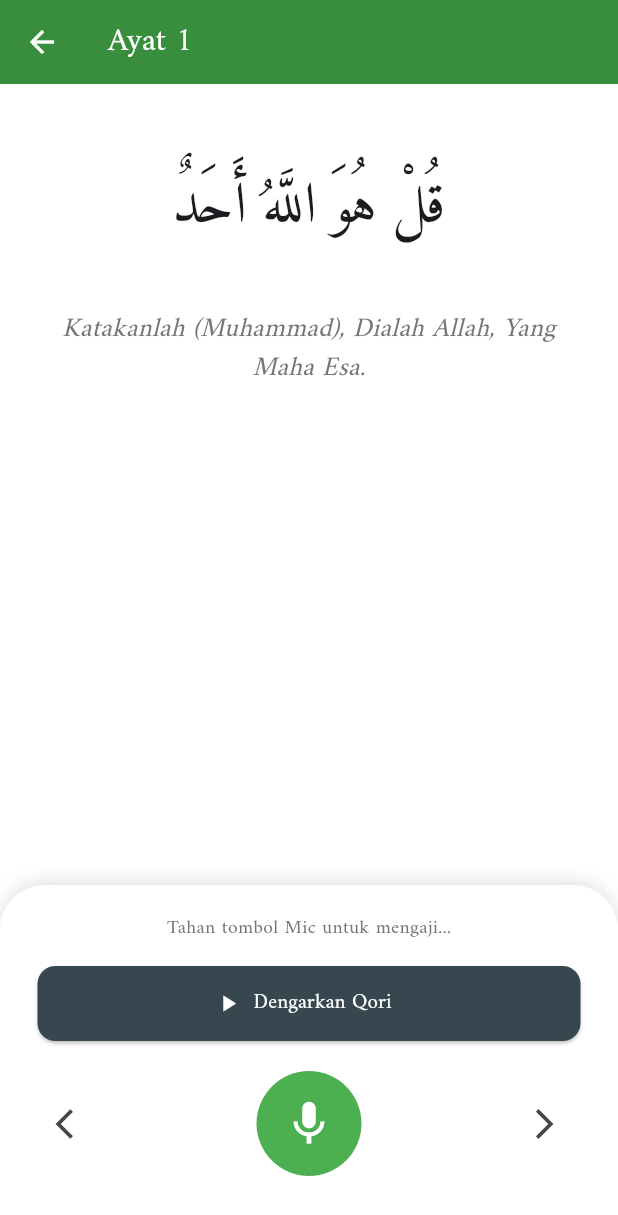
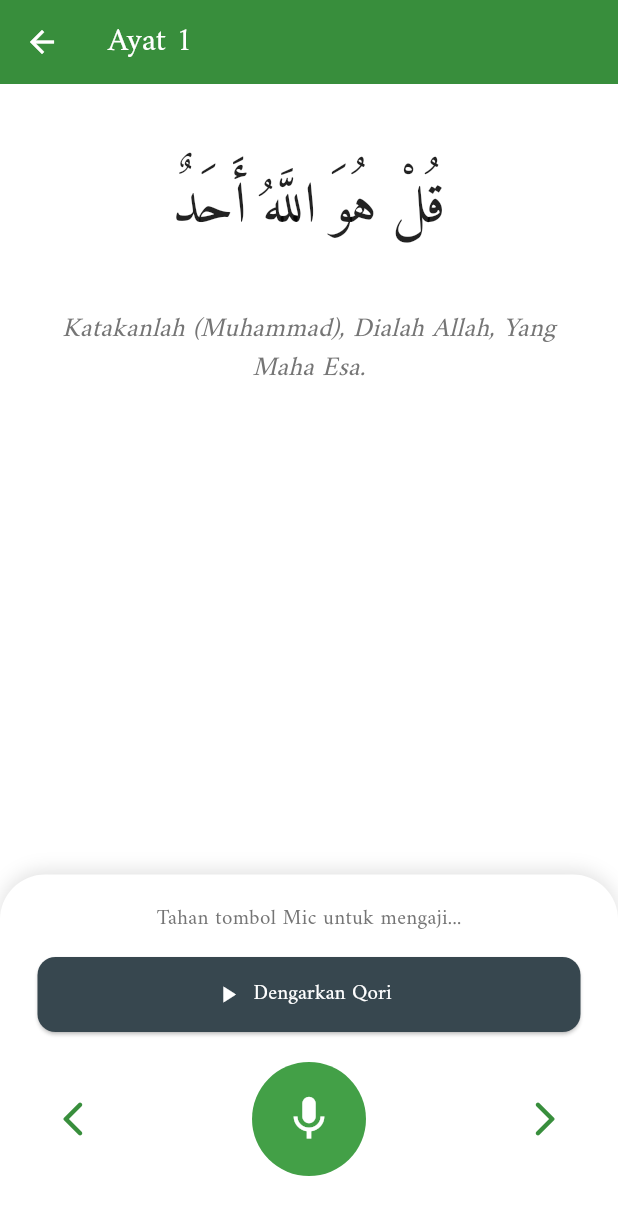
Before and after one commit to GrahadiM/quran_dev, a Flutter app: the PilihSuratScreen screen opened directly, after a tap on "112", on a phone screen of 412 x 824 dp. Shown: the top 1215 px of the screen. Run offline on Flutter 3.47's test engine with Material 3 defaults, Android fonts, the light colour scheme and no system bars; our stand-ins replace audioplayers, speech_to_text; missing offline and left inert: string_similarity.

Commit message:
update any scripts

```diff
--- a/lib/viewmodels/quran_viewmodel.dart
+++ b/lib/viewmodels/quran_viewmodel.dart
@@ -113,13 +113,16 @@ class QuranViewModel extends ChangeNotifier {
     _errorIndices.clear();
     _successIndices.clear();
 
+    // Memecah teks target menjadi list kata
     List<String> targetWords = target.teks.split(' ');
+    // Memecah hasil ucapan user menjadi list kata
     List<String> userWords = _userSpeech.split(' ');
 
     for (int i = 0; i < targetWords.length; i++) {
       String cleanTarget = _normalizeArabic(targetWords[i]);
       bool foundCorrect = false;
 
+      // Mencari apakah kata target ada dalam ucapan user (dengan toleransi kemiripan)
       for (String uw in userWords) {
         String cleanUser = _normalizeArabic(uw);
         if (cleanUser == cleanTarget ||
@@ -130,21 +133,20 @@ class QuranViewModel extends ChangeNotifier {
       }
 
       if (foundCorrect) {
-        _successIndices.add(i);
+        _successIndices.add(i); // Masuk ke list hijau
       } else {
-        _errorIndices.add(i);
+        _errorIndices.add(i); // Masuk ke list merah
       }
     }
 
     _accuracyScore = (_successIndices.length / targetWords.length) * 100;
 
     if (_errorIndices.isEmpty && _successIndices.isNotEmpty) {
-      _correctionStatus =
-          "MasyaAllah! Akurasi: ${_accuracyScore.toStringAsFixed(0)}%";
+      _correctionStatus = "MasyaAllah! Akurasi Sempurna!";
       HapticFeedback.lightImpact();
     } else {
       _correctionStatus =
-          "Akurasi: ${_accuracyScore.toStringAsFixed(0)}%. Perbaiki kata merah.";
+          "Akurasi: ${_accuracyScore.toStringAsFixed(0)}%. Perbaiki kata yang merah.";
       HapticFeedback.vibrate();
     }
     notifyListeners();
--- a/lib/views/detail_surah_screen.dart
+++ b/lib/views/detail_surah_screen.dart
@@ -18,6 +18,7 @@ class DetailSurahScreen extends StatelessWidget {
     }
 
     final targetAyat = quranVM.currentAyat;
+    // Teks Arab dipecah menjadi list kata untuk feedback visual
     final words = targetAyat.teks.split(' ');
 
     return Scaffold(
@@ -34,13 +35,13 @@ class DetailSurahScreen extends StatelessWidget {
               padding: const EdgeInsets.all(25),
               child: Column(
                 children: [
-                  // Status Skor
+                  // Status Skor Akurasi
                   if (quranVM.accuracyScore > 0)
                     _buildScoreBadge(quranVM.accuracyScore),
 
                   const SizedBox(height: 20),
 
-                  // Area Teks Arab
+                  // Area Teks Arab dengan Feedback Visual (Hijau/Merah)
                   Directionality(
                     textDirection: TextDirection.rtl,
                     child: Wrap(
@@ -48,18 +49,24 @@ class DetailSurahScreen extends StatelessWidget {
                       spacing: 10,
                       runSpacing: 10,
                       children: List.generate(words.length, (index) {
+                        // Logika Penentuan Warna Per Kata
                         Color wordColor = Colors.black87;
-                        if (quranVM.successIndices.contains(index))
-                          wordColor = Colors.green;
-                        if (quranVM.errorIndices.contains(index))
-                          wordColor = Colors.red;
+                        if (quranVM.successIndices.contains(index)) {
+                          wordColor = Colors.green; // Benar
+                        } else if (quranVM.errorIndices.contains(index)) {
+                          wordColor = Colors.red; // Salah/Terlewat
+                        }
 
                         return Text(
                           words[index],
-                          style: const TextStyle(
+                          style: TextStyle(
                             fontSize: 38,
                             fontFamily: 'Amiri',
                             height: 2,
+                            color: wordColor,
+                            fontWeight: wordColor != Colors.black87
+                                ? FontWeight.bold
+                                : FontWeight.normal,
                           ),
                         );
                       }),
@@ -67,6 +74,8 @@ class DetailSurahScreen extends StatelessWidget {
                   ),
 
                   const SizedBox(height: 30),
+
+                  // Terjemahan
                   Text(
                     targetAyat.terjemahan,
                     textAlign: TextAlign.center,
@@ -81,7 +90,10 @@ class DetailSurahScreen extends StatelessWidget {
             ),
           ),
 
+          // Animasi Waveform saat mendengarkan (Mic aktif)
           if (quranVM.isListening) const WaveformAnimation(),
+
+          // Panel Kontrol Bawah
           _buildControlPanel(context, quranVM, targetAyat),
         ],
       ),
@@ -109,7 +121,7 @@ class DetailSurahScreen extends StatelessWidget {
   Widget _buildControlPanel(
     BuildContext context,
     QuranViewModel quranVM,
-    targetAyat,
+    dynamic targetAyat,
   ) {
     return Container(
       padding: const EdgeInsets.fromLTRB(25, 20, 25, 40),
@@ -119,7 +131,7 @@ class DetailSurahScreen extends StatelessWidget {
           BoxShadow(
             color: Colors.black12,
             blurRadius: 10,
-            offset: Offset(0, -2),
+            offset: const Offset(0, -2),
           ),
         ],
         borderRadius: const BorderRadius.vertical(top: Radius.circular(30)),
@@ -129,9 +141,17 @@ class DetailSurahScreen extends StatelessWidget {
         children: [
           Text(
             quranVM.correctionStatus,
-            style: TextStyle(color: Colors.grey[600], fontSize: 13),
+            style: TextStyle(
+              color: quranVM.isListening ? Colors.red : Colors.grey[600],
+              fontSize: 14,
+              fontWeight: quranVM.isListening
+                  ? FontWeight.bold
+                  : FontWeight.normal,
+            ),
           ),
           const SizedBox(height: 15),
+
+          // Tombol Audio Contoh
           ElevatedButton.icon(
             onPressed: () => quranVM.playExampleAudio(targetAyat),
             icon: Icon(quranVM.isPlaying ? Icons.stop : Icons.play_arrow),
@@ -147,28 +167,37 @@ class DetailSurahScreen extends StatelessWidget {
               ),
             ),
           ),
+
           const SizedBox(height: 20),
+
+          // Tombol Navigasi & Mic
           Row(
             mainAxisAlignment: MainAxisAlignment.spaceBetween,
             children: [
               IconButton(
                 onPressed: quranVM.previousAyat,
-                icon: const Icon(Icons.arrow_back_ios),
+                icon: const Icon(Icons.arrow_back_ios_rounded, size: 28),
+                color: Colors.green[700],
               ),
               GestureDetector(
                 onLongPressStart: (_) => quranVM.startListening(targetAyat),
                 onLongPressEnd: (_) => quranVM.stopListening(),
                 child: CircleAvatar(
-                  radius: 35,
+                  radius: 38,
                   backgroundColor: quranVM.isListening
                       ? Colors.red
-                      : Colors.green,
-                  child: const Icon(Icons.mic, color: Colors.white, size: 35),
+                      : Colors.green[600],
+                  child: Icon(
+                    quranVM.isListening ? Icons.stop : Icons.mic,
+                    color: Colors.white,
+                    size: 35,
+                  ),
                 ),
               ),
               IconButton(
                 onPressed: quranVM.nextAyat,
-                icon: const Icon(Icons.arrow_forward_ios),
+                icon: const Icon(Icons.arrow_forward_ios_rounded, size: 28),
+                color: Colors.green[700],
               ),
             ],
           ),
@@ -178,7 +207,7 @@ class DetailSurahScreen extends StatelessWidget {
   }
 }
 
-// Widget Animasi Waveform Sederhana
+// Widget Animasi Waveform
 class WaveformAnimation extends StatefulWidget {
   const WaveformAnimation({super.key});
 
@@ -200,6 +229,12 @@ class _WaveformAnimationState extends State<WaveformAnimation>
   }
 
   @override
+  void dispose() {
+    _controller.dispose(); // Mencegah memory leak
+    super.dispose();
+  }
+
+  @override
   Widget build(BuildContext context) {
     return Container(
       height: 60,
@@ -213,7 +248,9 @@ class _WaveformAnimationState extends State<WaveformAnimation>
               return Container(
                 margin: const EdgeInsets.symmetric(horizontal: 2),
                 width: 4,
-                height: 10 + (Random().nextDouble() * 40 * _controller.value),
+                // Variasi tinggi baris secara acak dikombinasikan dengan animasi
+                height:
+                    10 + (Random(index).nextDouble() * 40 * _controller.value),
                 decoration: BoxDecoration(
                   color: Colors.red,
                   borderRadius: BorderRadius.circular(5),
@@ -225,10 +262,4 @@ class _WaveformAnimationState extends State<WaveformAnimation>
       ),
     );
   }
-
-  @override
-  void dispose() {
-    _controller.dispose();
-    super.dispose();
-  }
 }
```
